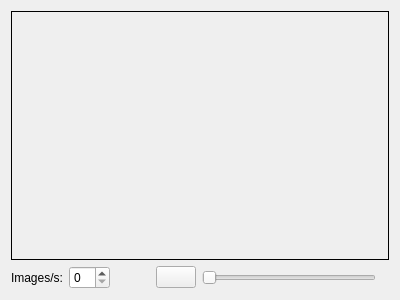
Old version of the form src/CellSorter/gui/imagedisplayerwidget.ui in the repository mortbopet/RTOC.
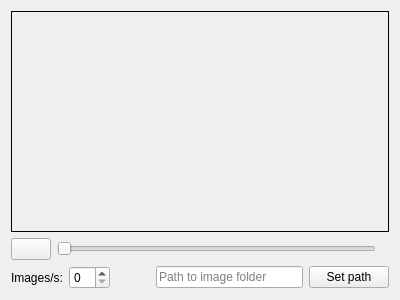
New version of the form.

The edit to the form file:
```diff
--- a/src/CellSorter/gui/imagedisplayerwidget.ui
+++ b/src/CellSorter/gui/imagedisplayerwidget.ui
@@ -29,6 +29,36 @@
      <item>
       <layout class="QHBoxLayout" name="horizontalLayout">
        <item>
+        <widget class="QPushButton" name="play">
+         <property name="text">
+          <string/>
+         </property>
+         <property name="checkable">
+          <bool>true</bool>
+         </property>
+        </widget>
+       </item>
+       <item>
+        <widget class="QSlider" name="imageSlider">
+         <property name="orientation">
+          <enum>Qt::Horizontal</enum>
+         </property>
+        </widget>
+       </item>
+       <item>
+        <widget class="QLabel" name="imageCounter">
+         <property name="text">
+          <string/>
+         </property>
+        </widget>
+       </item>
+      </layout>
+     </item>
+    </layout>
+   </item>
+   <item row="1" column="0">
+    <layout class="QHBoxLayout" name="horizontalLayout_2">
+     <item>
         <widget class="QLabel" name="label">
          <property name="text">
           <string>Images/s:</string>
@@ -55,30 +85,18 @@
         </spacer>
        </item>
        <item>
-        <widget class="QPushButton" name="play">
-         <property name="text">
-          <string/>
-         </property>
-         <property name="checkable">
-          <bool>true</bool>
-         </property>
+      <widget class="QLineEdit" name="path">
+       <property name="placeholderText">
+        <string>Path to image folder</string>
+       </property>
         </widget>
        </item>
        <item>
-        <widget class="QSlider" name="imageSlider">
-         <property name="orientation">
-          <enum>Qt::Horizontal</enum>
-         </property>
-        </widget>
-       </item>
-       <item>
-        <widget class="QLabel" name="imageCounter">
+      <widget class="QPushButton" name="setPath">
          <property name="text">
-          <string/>
-         </property>
-        </widget>
-       </item>
-      </layout>
+        <string>Set path</string>
+       </property>
+      </widget>
      </item>
     </layout>
    </item>
```
Lines whose indentation alone changed are shown as unchanged.
